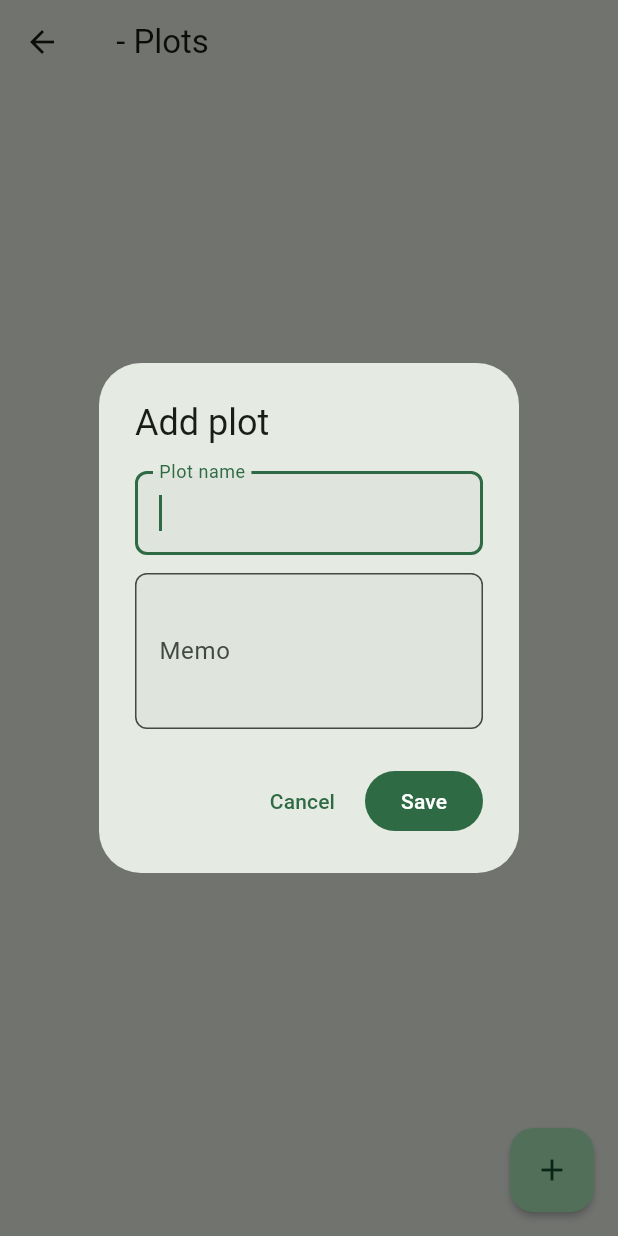
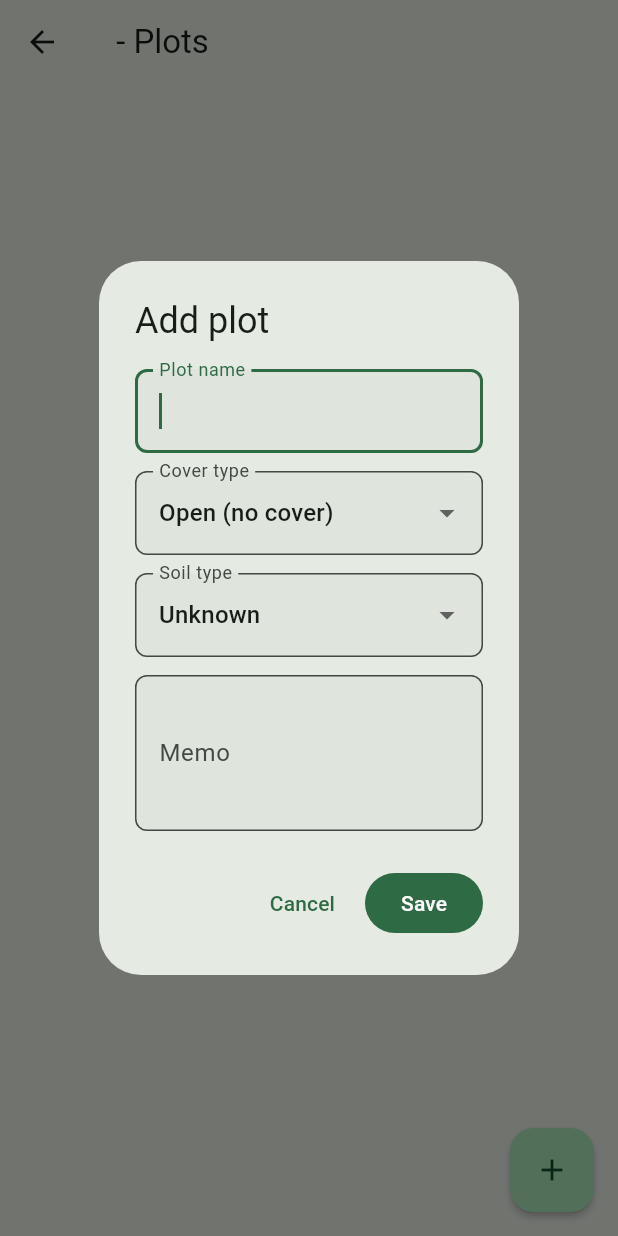
Before and after one commit to aiseed-dev/aiseed-tool, a Flutter app: the _PlotsScreen screen opened directly with empty values, after a tap on the "add" icon, on a phone screen of 412 x 824 dp. Run offline on Flutter 3.47's test engine with Material 3 defaults, Android fonts, the phone set to English and light mode, and no system bars; our stand-ins replace image_picker, sqflite; accounts and stored records are empty; generated files the repository leaves out were written again.

Commit message:
feat: 環境タイプ・土壌タイプ・観測データの基盤を追加
- Location: environmentType（露地/室内/ベランダ/屋上）を追加
- Plot: coverType（露地/ハウス/トンネル/フレーム）と
  soilType（粘土質/シルト/砂質/壌土/泥炭/火山灰土）を追加
- Observation/ObservationEntryモデル新規作成
  - 観測カテゴリ（気象/土壌/水質）
  - 場所または区画にリンク
  - キー・値・単位の柔軟な測定値エントリ
- DB v9マイグレーション: 既存テーブルにカラム追加、
  observations/observation_entriesテーブル作成
- Location/Plot UIフォームに環境・土壌タイプのドロップダウン追加

https://claude.ai/code/session_013hPaH3YDERpsVXAb2ahL7b

```diff
--- a/grow/lib/models/location.dart
+++ b/grow/lib/models/location.dart
@@ -1,15 +1,25 @@
 import 'package:uuid/uuid.dart';
+
+/// 栽培場所の環境タイプ
+enum EnvironmentType {
+  outdoor,    // 露地
+  indoor,     // 室内
+  balcony,    // ベランダ
+  rooftop,    // 屋上
+}
 
 class Location {
   final String id;
   final String name;
   final String description;
+  final EnvironmentType environmentType;
   final DateTime createdAt;
 
   Location({
     String? id,
     required this.name,
     this.description = '',
+    this.environmentType = EnvironmentType.outdoor,
     DateTime? createdAt,
   })  : id = id ?? const Uuid().v4(),
         createdAt = createdAt ?? DateTime.now();
@@ -18,6 +28,7 @@ class Location {
         'id': id,
         'name': name,
         'description': description,
+        'environment_type': environmentType.index,
         'created_at': createdAt.toIso8601String(),
       };
 
@@ -25,6 +36,8 @@ class Location {
         id: map['id'] as String,
         name: map['name'] as String,
         description: (map['description'] as String?) ?? '',
+        environmentType: EnvironmentType.values[
+            (map['environment_type'] as int?) ?? 0],
         createdAt: DateTime.parse(map['created_at'] as String),
       );
 }
--- /dev/null
+++ b/grow/lib/models/observation.dart
@@ -0,0 +1,86 @@
+import 'package:uuid/uuid.dart';
+
+/// 観測カテゴリ
+enum ObservationCategory {
+  climate,  // 気象（気温・湿度・降水量・風速等）
+  soil,     // 土壌（pH・水分・温度・EC等）
+  water,    // 水質（pH・EC等）
+}
+
+/// 観測データ（1回の計測で複数のエントリを持つ）
+class Observation {
+  final String id;
+  final String? locationId;
+  final String? plotId;
+  final ObservationCategory category;
+  final DateTime date;
+  final String memo;
+  final DateTime createdAt;
+
+  Observation({
+    String? id,
+    this.locationId,
+    this.plotId,
+    required this.category,
+    DateTime? date,
+    this.memo = '',
+    DateTime? createdAt,
+  })  : id = id ?? const Uuid().v4(),
+        date = date ?? DateTime.now(),
+        createdAt = createdAt ?? DateTime.now();
+
+  Map<String, dynamic> toMap() => {
+        'id': id,
+        'location_id': locationId,
+        'plot_id': plotId,
+        'category': category.index,
+        'date': date.toIso8601String(),
+        'memo': memo,
+        'created_at': createdAt.toIso8601String(),
+      };
+
+  factory Observation.fromMap(Map<String, dynamic> map) => Observation(
+        id: map['id'] as String,
+        locationId: map['location_id'] as String?,
+        plotId: map['plot_id'] as String?,
+        category:
+            ObservationCategory.values[(map['category'] as int?) ?? 0],
+        date: DateTime.parse(map['date'] as String),
+        memo: (map['memo'] as String?) ?? '',
+        createdAt: DateTime.parse(map['created_at'] as String),
+      );
+}
+
+/// 観測エントリ（個別の測定値）
+class ObservationEntry {
+  final String id;
+  final String observationId;
+  final String key;    // e.g. "temperature", "humidity", "soil_ph"
+  final double value;
+  final String unit;   // e.g. "°C", "%", "pH"
+
+  ObservationEntry({
+    String? id,
+    required this.observationId,
+    required this.key,
+    required this.value,
+    this.unit = '',
+  }) : id = id ?? const Uuid().v4();
+
+  Map<String, dynamic> toMap() => {
+        'id': id,
+        'observation_id': observationId,
+        'key': key,
+        'value': value,
+        'unit': unit,
+      };
+
+  factory ObservationEntry.fromMap(Map<String, dynamic> map) =>
+      ObservationEntry(
+        id: map['id'] as String,
+        observationId: map['observation_id'] as String,
+        key: map['key'] as String,
+        value: (map['value'] as num).toDouble(),
+        unit: (map['unit'] as String?) ?? '',
+      );
+}
--- a/grow/lib/models/plot.dart
+++ b/grow/lib/models/plot.dart
@@ -1,9 +1,30 @@
 import 'package:uuid/uuid.dart';
+
+/// 区画の覆い・構造タイプ（Locationとの環境差分）
+enum CoverType {
+  open,       // 露地（覆いなし）
+  greenhouse, // ハウス
+  tunnel,     // トンネル
+  coldFrame,  // フレーム
+}
+
+/// 土壌タイプ
+enum SoilType {
+  unknown,    // 不明
+  clay,       // 粘土質
+  silt,       // シルト質
+  sandy,      // 砂質
+  loam,       // 壌土
+  peat,       // 泥炭
+  volcanic,   // 火山灰土（黒ボク）
+}
 
 class Plot {
   final String id;
   final String locationId;
   final String name;
+  final CoverType coverType;
+  final SoilType soilType;
   final String memo;
   final DateTime createdAt;
 
@@ -11,6 +32,8 @@ class Plot {
     String? id,
     required this.locationId,
     required this.name,
+    this.coverType = CoverType.open,
+    this.soilType = SoilType.unknown,
     this.memo = '',
     DateTime? createdAt,
   })  : id = id ?? const Uuid().v4(),
@@ -20,6 +43,8 @@ class Plot {
         'id': id,
         'location_id': locationId,
         'name': name,
+        'cover_type': coverType.index,
+        'soil_type': soilType.index,
         'memo': memo,
         'created_at': createdAt.toIso8601String(),
       };
@@ -28,6 +53,8 @@ class Plot {
         id: map['id'] as String,
         locationId: map['location_id'] as String,
         name: map['name'] as String,
+        coverType: CoverType.values[(map['cover_type'] as int?) ?? 0],
+        soilType: SoilType.values[(map['soil_type'] as int?) ?? 0],
         memo: (map['memo'] as String?) ?? '',
         createdAt: DateTime.parse(map['created_at'] as String),
       );
--- a/grow/lib/screens/locations_screen.dart
+++ b/grow/lib/screens/locations_screen.dart
@@ -32,16 +32,32 @@ class _LocationsScreenState extends State<LocationsScreen> {
     });
   }
 
+  String _envLabel(AppLocalizations l, EnvironmentType type) {
+    switch (type) {
+      case EnvironmentType.outdoor:
+        return l.envOutdoor;
+      case EnvironmentType.indoor:
+        return l.envIndoor;
+      case EnvironmentType.balcony:
+        return l.envBalcony;
+      case EnvironmentType.rooftop:
+        return l.envRooftop;
+    }
+  }
+
   Future<void> _showLocationForm({Location? existing}) async {
     final l = AppLocalizations.of(context)!;
     final nameCtrl = TextEditingController(text: existing?.name ?? '');
     final descCtrl = TextEditingController(text: existing?.description ?? '');
+    var selectedEnvType = existing?.environmentType ?? EnvironmentType.outdoor;
 
     final saved = await showDialog<bool>(
       context: context,
-      builder: (ctx) => AlertDialog(
+      builder: (ctx) => StatefulBuilder(
+        builder: (ctx, setDialogState) => AlertDialog(
           title: Text(existing == null ? l.addLocation : l.editLocation),
-        content: Column(
+          content: SingleChildScrollView(
+            child: Column(
               mainAxisSize: MainAxisSize.min,
               children: [
                 TextField(
@@ -52,9 +68,25 @@ class _LocationsScreenState extends State<LocationsScreen> {
                 const SizedBox(height: 12),
                 TextField(
                   controller: descCtrl,
-              decoration: InputDecoration(labelText: l.locationDescription),
+                  decoration:
+                      InputDecoration(labelText: l.locationDescription),
+                ),
+                const SizedBox(height: 12),
+                DropdownButtonFormField<EnvironmentType>(
+                  value: selectedEnvType,
+                  decoration:
+                      InputDecoration(labelText: l.environmentType),
+                  items: EnvironmentType.values
+                      .map((t) => DropdownMenuItem(
+                            value: t,
+                            child: Text(_envLabel(l, t)),
+                          ))
+                      .toList(),
+                  onChanged: (v) =>
+                      setDialogState(() => selectedEnvType = v!),
                 ),
               ],
+            ),
           ),
           actions: [
             TextButton(
@@ -67,6 +99,7 @@ class _LocationsScreenState extends State<LocationsScreen> {
             ),
           ],
         ),
+      ),
     );
 
     if (saved != true || nameCtrl.text.trim().isEmpty) return;
@@ -75,6 +108,7 @@ class _LocationsScreenState extends State<LocationsScreen> {
       id: existing?.id,
       name: nameCtrl.text.trim(),
       description: descCtrl.text.trim(),
+      environmentType: selectedEnvType,
       createdAt: existing?.createdAt,
     );
 
@@ -134,13 +168,16 @@ class _LocationsScreenState extends State<LocationsScreen> {
                   itemCount: _locations.length,
                   itemBuilder: (context, index) {
                     final loc = _locations[index];
+                    final envLabel = _envLabel(l, loc.environmentType);
+                    final subtitle = [
+                      envLabel,
+                      if (loc.description.isNotEmpty) loc.description,
+                    ].join(' / ');
                     return Card(
                       child: ListTile(
                         leading: const Icon(Icons.place),
                         title: Text(loc.name),
-                        subtitle: loc.description.isNotEmpty
-                            ? Text(loc.description)
-                            : null,
+                        subtitle: Text(subtitle),
                         onTap: () => _openPlots(loc),
                         onLongPress: () => _showLocationForm(existing: loc),
                         trailing: IconButton(
@@ -190,16 +227,52 @@ class _PlotsScreenState extends State<_PlotsScreen> {
     });
   }
 
+  String _coverLabel(AppLocalizations l, CoverType type) {
+    switch (type) {
+      case CoverType.open:
+        return l.coverOpen;
+      case CoverType.greenhouse:
+        return l.coverGreenhouse;
+      case CoverType.tunnel:
+        return l.coverTunnel;
+      case CoverType.coldFrame:
+        return l.coverColdFrame;
+    }
+  }
+
+  String _soilLabel(AppLocalizations l, SoilType type) {
+    switch (type) {
+      case SoilType.unknown:
+        return l.soilUnknown;
+      case SoilType.clay:
+        return l.soilCite;
+      case SoilType.silt:
+        return l.soilSilt;
+      case SoilType.sandy:
+        return l.soilSandy;
+      case SoilType.loam:
+        return l.soilLoam;
+      case SoilType.peat:
+        return l.soilPeat;
+      case SoilType.volcanic:
+        return l.soilVolcanic;
+    }
+  }
+
   Future<void> _showForm({Plot? existing}) async {
     final l = AppLocalizations.of(context)!;
     final nameCtrl = TextEditingController(text: existing?.name ?? '');
     final memoCtrl = TextEditingController(text: existing?.memo ?? '');
+    var selectedCover = existing?.coverType ?? CoverType.open;
+    var selectedSoil = existing?.soilType ?? SoilType.unknown;
 
     final saved = await showDialog<bool>(
       context: context,
-      builder: (ctx) => AlertDialog(
+      builder: (ctx) => StatefulBuilder(
+        builder: (ctx, setDialogState) => AlertDialog(
           title: Text(existing == null ? l.addPlot : l.editPlot),
-        content: Column(
+          content: SingleChildScrollView(
+            child: Column(
               mainAxisSize: MainAxisSize.min,
               children: [
                 TextField(
@@ -208,12 +281,39 @@ class _PlotsScreenState extends State<_PlotsScreen> {
                   autofocus: true,
                 ),
                 const SizedBox(height: 12),
+                DropdownButtonFormField<CoverType>(
+                  value: selectedCover,
+                  decoration: InputDecoration(labelText: l.coverType),
+                  items: CoverType.values
+                      .map((t) => DropdownMenuItem(
+                            value: t,
+                            child: Text(_coverLabel(l, t)),
+                          ))
+                      .toList(),
+                  onChanged: (v) =>
+                      setDialogState(() => selectedCover = v!),
+                ),
+                const SizedBox(height: 12),
+                DropdownButtonFormField<SoilType>(
+                  value: selectedSoil,
+                  decoration: InputDecoration(labelText: l.soilType),
+                  items: SoilType.values
+                      .map((t) => DropdownMenuItem(
+                            value: t,
+                            child: Text(_soilLabel(l, t)),
+                          ))
+                      .toList(),
+                  onChanged: (v) =>
+                      setDialogState(() => selectedSoil = v!),
+                ),
+                const SizedBox(height: 12),
                 TextField(
                   controller: memoCtrl,
                   decoration: InputDecoration(labelText: l.memo),
                   maxLines: 3,
                 ),
               ],
+            ),
           ),
           actions: [
             TextButton(
@@ -226,6 +326,7 @@ class _PlotsScreenState extends State<_PlotsScreen> {
             ),
           ],
         ),
+      ),
     );
 
     if (saved != true || nameCtrl.text.trim().isEmpty) return;
@@ -234,6 +335,8 @@ class _PlotsScreenState extends State<_PlotsScreen> {
       id: existing?.id,
       locationId: widget.location.id,
       name: nameCtrl.text.trim(),
+      coverType: selectedCover,
+      soilType: selectedSoil,
       memo: memoCtrl.text.trim(),
       createdAt: existing?.createdAt,
     );
@@ -287,13 +390,19 @@ class _PlotsScreenState extends State<_PlotsScreen> {
                   itemCount: _plots.length,
                   itemBuilder: (context, index) {
                     final plot = _plots[index];
+                    final details = [
+                      if (plot.coverType != CoverType.open)
+                        _coverLabel(l, plot.coverType),
+                      if (plot.soilType != SoilType.unknown)
+                        _soilLabel(l, plot.soilType),
+                      if (plot.memo.isNotEmpty) plot.memo,
+                    ].join(' / ');
                     return Card(
                       child: ListTile(
                         leading: const Icon(Icons.grid_view),
                         title: Text(plot.name),
-                        subtitle: plot.memo.isNotEmpty
-                            ? Text(plot.memo)
-                            : null,
+                        subtitle:
+                            details.isNotEmpty ? Text(details) : null,
                         onTap: () => _showForm(existing: plot),
                         trailing: IconButton(
                           icon: const Icon(Icons.delete_outline),
```
Also changed, not shown: grow/lib/l10n/app_en.arb (+19 -1 lines), grow/lib/l10n/app_ja.arb (+19 -1 lines), grow/lib/services/database_service.dart (+146 -6 lines). Lines whose indentation alone changed are shown as unchanged.
